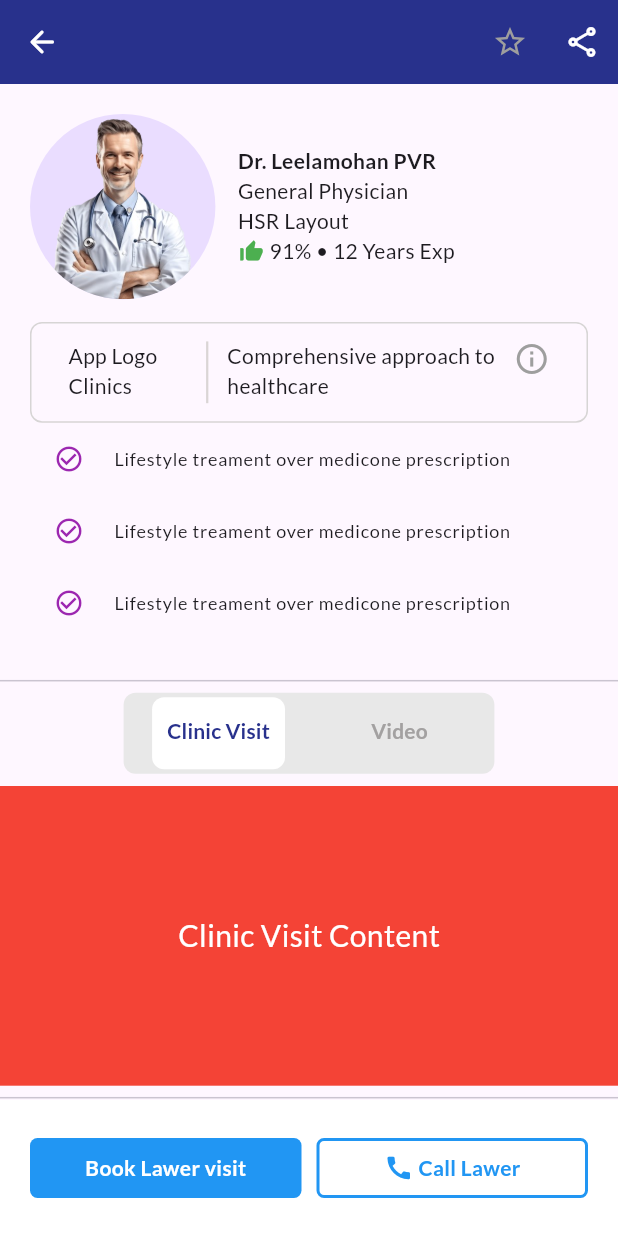
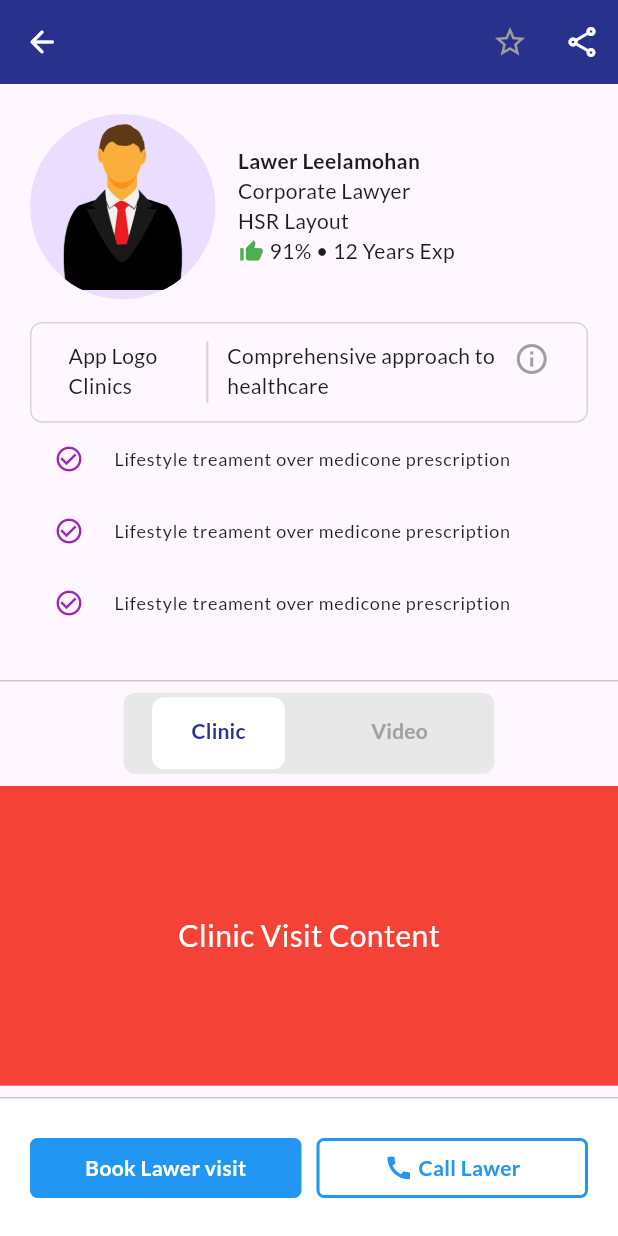
Before and after one commit to Yashkashyap1718/vakilApp, a Flutter app: the DoctorDetails screen opened directly, on a phone screen of 412 x 824 dp. Run offline on Flutter 3.47's test engine with Material 3 defaults, Android fonts, the phone set to English and light mode, and no system bars; our stand-ins replace assets_audio_player, google_fonts, pinput, share_plus, shared_preferences, sqflite; missing offline and left inert: animated_snack_bar, path_to_regexp; accounts and stored records are empty.

Commit message:
updated code

```diff
--- a/lib/constants/image.dart
+++ b/lib/constants/image.dart
@@ -3,6 +3,6 @@ const String log2Img = 'assets/2.png';
 const String banner3Img = 'assets/3.png';
 const String banner4Img = 'assets/4.jpg';
 const String banner5Img = 'assets/5.png';
-const String doctorImg = 'assets/doctor.png';
+const String doctorImg = 'assets/lawer.png';
 const String lawImg = 'assets/law.png';
-const String bannerImg = 'assets/Banner.png';
+const String bannerImg = 'assets/lawimage.jpeg';
--- a/lib/main.dart
+++ b/lib/main.dart
@@ -37,7 +37,7 @@ class MyApp extends StatelessWidget {
             //     titleTextStyle: TextStyle(color: whiteColor, fontSize: 18)),
             useMaterial3: true,
             fontFamily: GoogleFonts.lato().fontFamily),
-        // home: const MobileScreen()
+        // home: const HomeScreen()
 
         initialRoute: initialRoute,
         routes: routes,
--- a/lib/routes/routes.dart
+++ b/lib/routes/routes.dart
@@ -2,14 +2,17 @@ import 'package:flutter/material.dart';
 import 'package:vakil_app/screen/Customer_Screen/Auth/enter_number.dart';
 import 'package:vakil_app/screen/Customer_Screen/Auth/otp.dart';
 import 'package:vakil_app/screen/Customer_Screen/Edit%20Profile/edit_profile.dart';
+import 'package:vakil_app/screen/Customer_Screen/List%20of%20concerned%20Landing/list_of_concerned_landing_page.dart';
 import 'package:vakil_app/screen/Customer_Screen/Splash/splash_screen.dart';
 import 'package:vakil_app/screen/Customer_Screen/home/home_screen.dart';
+import 'package:vakil_app/services/api_constant.dart';
 
 const initialRoute = "/";
 const mobileRoute = "/enter_number";
 const otpRoute = "/Auth/otp";
 const homeRoute = "/home_screen";
 const editProfileRoute = "/edit_profile";
+const listofConcernedUserLandingPageRoute = "/list_of_concerned_landing_page";
 
 final routes = {
   initialRoute: (context) => SplashScreen(),
@@ -24,5 +27,9 @@ final routes = {
     );
   },
   homeRoute: (context) => HomeScreen(),
-  editProfileRoute: (context) => EditProfileScreen()
+  editProfileRoute: (context) => EditProfileScreen(),
+  listofConcernedUserLandingPageRoute: (context) => ListOfConcernedUserLandingPage(),
+
+
+
 };
--- a/lib/screen/Customer_Screen/Appointment details/appointment_details.dart
+++ b/lib/screen/Customer_Screen/Appointment details/appointment_details.dart
@@ -192,7 +192,7 @@ class _AppointmentDetailsScreenState extends State<AppointmentDetailsScreen> {
                                           Row(
                                             children: [
                                               Text(
-                                                'Dr. Leelamohan PVR',
+                                                'Lawer Leelamohan',
                                                 style: TextStyle(
                                                     fontWeight:
                                                         FontWeight.bold),
@@ -206,7 +206,7 @@ class _AppointmentDetailsScreenState extends State<AppointmentDetailsScreen> {
                                               )
                                             ],
                                           ),
-                                          Text('General Physician'),
+                                          Text('Corporate Lawyer'),
                                           Text('HSR Layout'),
                                           Row(
                                             children: [
@@ -241,7 +241,7 @@ class _AppointmentDetailsScreenState extends State<AppointmentDetailsScreen> {
                                           ),
                                           TextSpan(
                                             text:
-                                                ' Srushi Gasroo & Liverr Clinic',
+                                                ' deal with legal concerns',
                                             style: TextStyle(
                                               fontSize: 12,
                                               color: Colors.black54,
--- a/lib/screen/Customer_Screen/Appointment details/doctor_details.dart
+++ b/lib/screen/Customer_Screen/Appointment details/doctor_details.dart
@@ -103,10 +103,10 @@ class _DoctorDetailsState extends State<DoctorDetails>
                             crossAxisAlignment: CrossAxisAlignment.start,
                             children: [
                               Text(
-                                'Dr. Leelamohan PVR',
+                                'Lawer Leelamohan',
                                 style: TextStyle(fontWeight: FontWeight.bold),
                               ),
-                              Text('General Physician'),
+                              Text('Corporate Lawyer'),
                               Text('HSR Layout'),
                               Row(
                                 children: [
@@ -229,7 +229,7 @@ class _DoctorDetailsState extends State<DoctorDetails>
                           ),
                           child: const Center(
                             child: Text(
-                              'Clinic Visit',
+                              'Clinic',
                               style: TextStyle(fontWeight: FontWeight.bold),
                             ),
                           ),
@@ -308,11 +308,11 @@ class _DoctorDetailsState extends State<DoctorDetails>
                         crossAxisAlignment: CrossAxisAlignment.start,
                         children: [
                           Text(
-                            'Doctor Fiendliness',
+                            'Advocate Fiendliness',
                             style: TextStyle(fontWeight: FontWeight.bold),
                           ),
                           Text(
-                            '80% patients find the doctor friendly and approachable',
+                            '80% clients find the advocate friendly and approachable',
                             style: TextStyle(fontSize: 10),
                           )
                         ],
@@ -325,11 +325,11 @@ class _DoctorDetailsState extends State<DoctorDetails>
                         crossAxisAlignment: CrossAxisAlignment.start,
                         children: [
                           Text(
-                            'Doctor Fiendliness',
+                            'Advocate Fiendliness',
                             style: TextStyle(fontWeight: FontWeight.bold),
                           ),
                           Text(
-                            '80% patients find the doctor friendly and approachable',
+                            '80% clients find the advocate friendly and approachable',
                             style: TextStyle(fontSize: 10),
                           )
                         ],
@@ -342,11 +342,11 @@ class _DoctorDetailsState extends State<DoctorDetails>
                         crossAxisAlignment: CrossAxisAlignment.start,
                         children: [
                           Text(
-                            'Doctor Fiendliness',
+                            'Advocate Fiendliness',
                             style: TextStyle(fontWeight: FontWeight.bold),
                           ),
                           Text(
-                            '80% patients find the doctor friendly and approachable',
+                            '80% clients find the advocate friendly and approachable',
                             style: TextStyle(fontSize: 10),
                           )
                         ],
@@ -359,11 +359,11 @@ class _DoctorDetailsState extends State<DoctorDetails>
                         crossAxisAlignment: CrossAxisAlignment.start,
                         children: [
                           Text(
-                            'Doctor Fiendliness',
+                            'Advocate Fiendliness',
                             style: TextStyle(fontWeight: FontWeight.bold),
                           ),
                           Text(
-                            '80% patients find the doctor friendly and approachable',
+                            '80% clients find the advocate friendly and approachable',
                             style: TextStyle(fontSize: 10),
                           )
                         ],
--- a/lib/screen/Customer_Screen/home/home_screen.dart
+++ b/lib/screen/Customer_Screen/home/home_screen.dart
@@ -10,6 +10,7 @@ import 'package:vakil_app/Provider/home_provider.dart';
 import 'package:vakil_app/model/user_model.dart';
 import 'package:vakil_app/routes/routes.dart';
 import 'package:vakil_app/screen/Customer_Screen/Appointment%20details/appointment_details.dart';
+import 'package:vakil_app/screen/Customer_Screen/List%20of%20concerned%20Landing/list_of_concerned_landing_page.dart';
 import 'package:vakil_app/screen/Customer_Screen/drawer/drawer.dart';
 import 'package:vakil_app/screen/Customer_Screen/video_consult/video_consult.dart';
 import 'package:vakil_app/services/api_constant.dart';
@@ -238,12 +239,8 @@ class _HomeScreenState extends State<HomeScreen> {
                           onTap: () {
                             switch (index) {
                               case 0:
-                                Navigator.push(
-                                  context,
-                                  MaterialPageRoute(
-                                      builder: (context) =>
-                                          const AppointmentDetailsScreen()),
-                                );
+                                Navigator.push(context, MaterialPageRoute(builder: (context)=> ListOfConcernedUserLandingPage()));
+
                                 break;
                               case 1:
                                 Navigator.push(
@@ -388,7 +385,7 @@ class _HomeScreenState extends State<HomeScreen> {
                   ),
                   Padding(
                     padding: const EdgeInsets.symmetric(vertical: 25),
-                    child: Image.asset(bannerImg),
+                    child: Image.asset(bannerImg, fit: BoxFit.cover,),
                   ),
                   SizedBox(
                     height: size.height * .35,
@@ -511,7 +508,7 @@ class _HomeScreenState extends State<HomeScreen> {
                     crossAxisAlignment: CrossAxisAlignment.start,
                     children: [
                       Text(
-                        "Find Doctor's Available Near You",
+                        "Find Lawer's Available Near You",
                         style: TextStyle(
                           fontWeight: FontWeight.bold,
                           fontSize: 16,
@@ -557,7 +554,7 @@ class _HomeScreenState extends State<HomeScreen> {
                                           CrossAxisAlignment.start,
                                       children: [
                                         Text(
-                                          'Dr. Leelamohan PVR',
+                                          'Lawer Leelamohan PVR',
                                           style: TextStyle(
                                               fontWeight: FontWeight.bold),
                                         ),
@@ -596,7 +593,7 @@ class _HomeScreenState extends State<HomeScreen> {
                                           CrossAxisAlignment.start,
                                       children: [
                                         Text(
-                                          'Dr. Leelamohan PVR',
+                                          'Lawer Leelamohan PVR',
                                           style: TextStyle(
                                               fontWeight: FontWeight.bold),
                                         ),
@@ -629,7 +626,7 @@ class _HomeScreenState extends State<HomeScreen> {
               child: OutlinedButton(
                   onPressed: () {},
                   child: const Center(
-                    child: Text('See All Doctor'),
+                    child: Text('See All Lawer'),
                   )),
             ),
             Container(
--- a/lib/services/api_constant.dart
+++ b/lib/services/api_constant.dart
@@ -9,6 +9,7 @@ const String getuserProfileEndpoint = "/users/profile/preview"; //GET
 const String updateProfileEndpoint = "/users/profile/update"; //PUT
 const String sendEmailVerificationCode = "/users/send/email"; //POST
 const String verifyEmailCodeEndpoint = "/users/verify/email"; //PUT
+const String listOfAllConcernedLandingPageEndpoint = "users/list_of_all_cencerned"; //GET
 
 /////////////  Advocate //////////
 
```
Also changed, not shown: lib/screen/Customer_Screen/Auth/otp.dart (+14 -6 lines), lib/screen/Customer_Screen/List of concerned Landing/list_of_concerned_landing_page.dart (added, +178 -0 lines), lib/screen/Customer_Screen/drawer/drawer.dart (+53 -53 lines), assets/lawer.png (added), assets/lawimage.jpeg (added).
